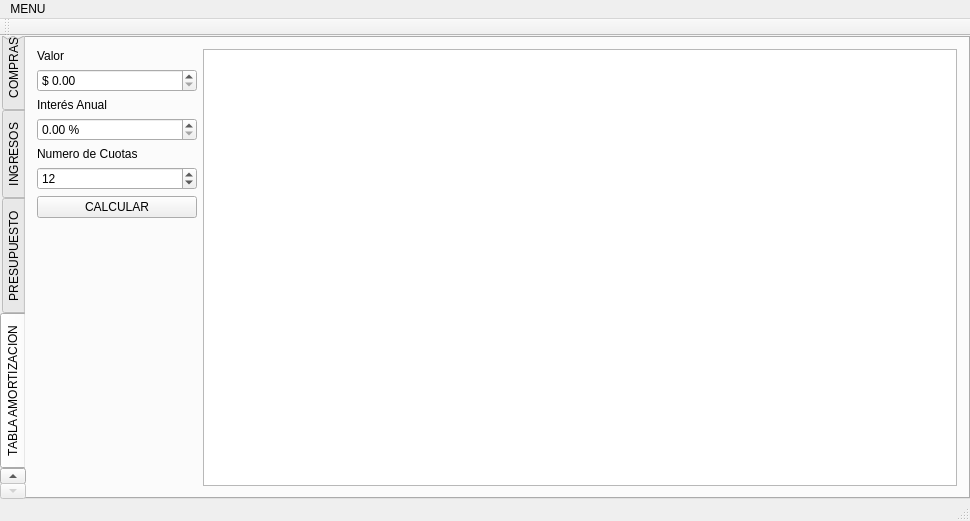
Above: principal.ui from mdchaparror/QFinanzas before the change. Below: the same form after it.
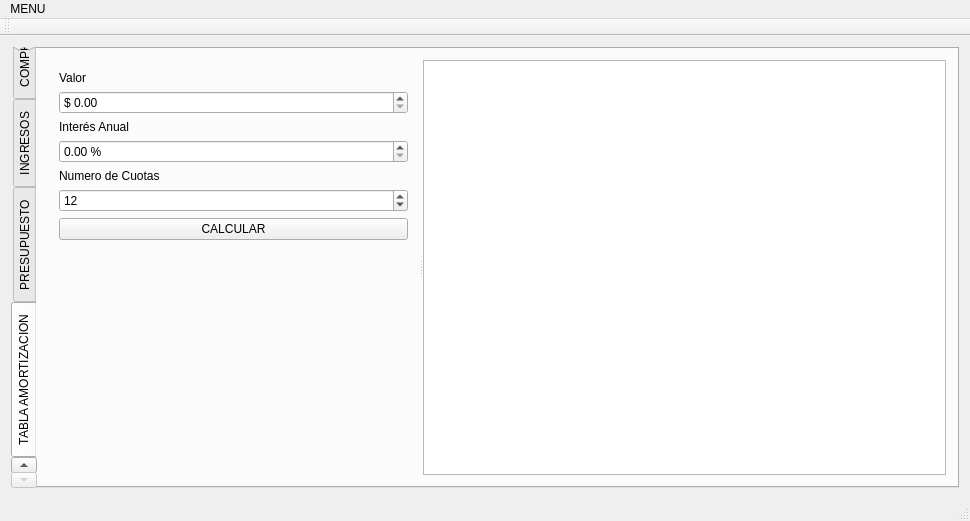
That is the form after the change. The open tabs and pages were chosen to show the change. Icons and pictures are not drawn.

Commit message: NADA IMPORTANTE

The edit to the form file:
```diff
--- a/principal.ui
+++ b/principal.ui
@@ -21,21 +21,6 @@
   </property>
   <widget class="QWidget" name="centralWidget">
    <layout class="QGridLayout" name="gridLayout">
-    <property name="leftMargin">
-     <number>0</number>
-    </property>
-    <property name="topMargin">
-     <number>0</number>
-    </property>
-    <property name="rightMargin">
-     <number>0</number>
-    </property>
-    <property name="bottomMargin">
-     <number>0</number>
-    </property>
-    <property name="spacing">
-     <number>0</number>
-    </property>
     <item row="0" column="0">
      <widget class="QTabWidget" name="tabWidget">
       <property name="tabPosition">
@@ -728,6 +713,11 @@
        </attribute>
        <layout class="QGridLayout" name="gridLayout_5">
         <item row="0" column="0">
+         <widget class="QSplitter" name="splitter">
+          <property name="orientation">
+           <enum>Qt::Horizontal</enum>
+          </property>
+          <widget class="QWidget" name="">
          <layout class="QVBoxLayout" name="verticalLayout_2">
           <item>
            <widget class="QLabel" name="label_2">
@@ -846,8 +836,7 @@
            </spacer>
           </item>
          </layout>
-        </item>
-        <item row="0" column="1">
+          </widget>
          <widget class="QTableView" name="AmortizacionTable">
           <property name="editTriggers">
            <set>QAbstractItemView::NoEditTriggers</set>
@@ -861,6 +850,7 @@
           <attribute name="verticalHeaderVisible">
            <bool>false</bool>
           </attribute>
+          </widget>
          </widget>
         </item>
        </layout>
```
Left out of the diff: 9 changed lines with no effect on the pictures. Lines whose indentation alone changed are shown as unchanged.
